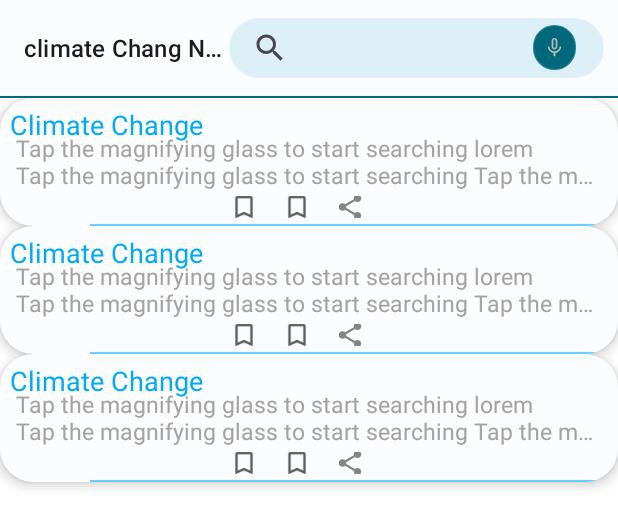
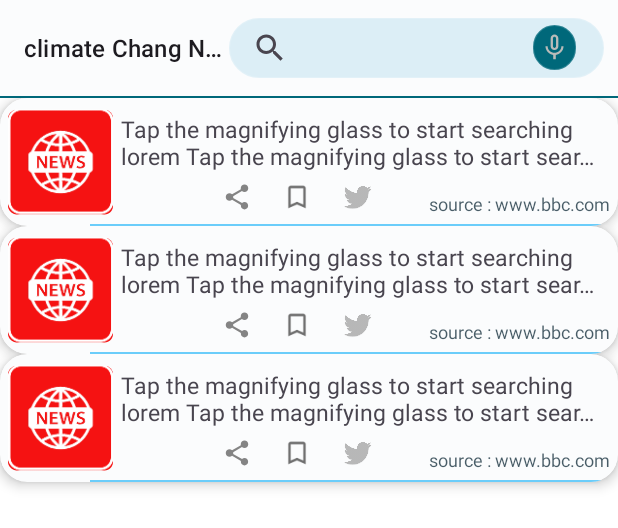
Before and after one commit to supernovapro/nextlevelera, an Android app: the layout fragment_details.xml on its own in the app's theme, with its tools: preview values and no code run, on a phone screen of 412 x 824 dp. Shown: the top 528 px of the screen. Run offline under Robolectric (Android 15) with nearby library versions, the phone set to English and light mode, and no system bars.

Commit message:
climate change card

```diff
--- a/app/src/main/res/drawable/ic_bookmark_border.xml
+++ b/app/src/main/res/drawable/ic_bookmark_border.xml
@@ -1,4 +1,4 @@
-<vector android:height="24dp" android:tint="#5C5D5E"
+<vector android:height="24dp" android:tint="#707070"
     android:viewportHeight="24" android:viewportWidth="24"
     android:width="24dp" xmlns:android="http://schemas.android.com/apk/res/android">
     <path android:fillColor="@android:color/black" android:pathData="M17,3L7,3c-1.1,0 -1.99,0.9 -1.99,2L5,21l7,-3 7,3L19,5c0,-1.1 -0.9,-2 -2,-2zM17,18l-5,-2.18L7,18L7,5h10v13z"/>
--- a/app/src/main/res/drawable/round_bg.xml
+++ b/app/src/main/res/drawable/round_bg.xml
@@ -4,7 +4,7 @@
     <solid android:color="@color/card_bg" />
     <stroke android:width="1dp" android:color="@color/card_bg_line"/>
     <corners android:radius="23dp"/>
-    <padding android:top="7dp" android:left="7dp" android:bottom="7dp" android:right="7dp" />
+    <padding  android:top="4dp" android:left="4dp" android:bottom="4dp" android:right="4dp" />
 
 
 </shape>
--- a/app/src/main/res/layout/item_climate_article.xml
+++ b/app/src/main/res/layout/item_climate_article.xml
@@ -5,7 +5,7 @@
     style="@style/Widget.Material3.CardView.Outlined"
     android:layout_width="match_parent"
     android:layout_height="85dp"
-    app:cardCornerRadius="22dp"
+    app:cardCornerRadius="18dp"
     app:cardElevation="5dp"
     >
 
@@ -14,40 +14,50 @@
     android:padding="5dp"
     android:layout_height="match_parent">
 
-
     <RelativeLayout
         android:layout_width="match_parent"
         android:layout_height="match_parent"
         android:layout_gravity="bottom">
 
-        <com.google.android.material.textview.MaterialTextView
-            android:id="@+id/art_news_climate"
-            android:layout_width="wrap_content"
-            android:layout_height="wrap_content"
+        <ImageView
+            android:layout_width="70dp"
+            android:layout_height="90dp"
+            android:contentDescription="@string/more_icon"
+            android:layout_gravity="start"
             android:layout_alignParentStart="true"
             android:layout_alignParentTop="true"
-            android:layout_marginStart="1dp"
-            android:ellipsize="end"
-            android:textColor="#03A9F4"
-            android:maxEms="10"
-            android:maxLines="1"
-            android:text="@string/title_climate_news"
-            android:textSize="18sp" />
+            android:layout_alignParentBottom="true"
+            android:scaleType="fitCenter"
+            android:src="@mipmap/ic_launcher"
+            />
 
         <com.google.android.material.textview.MaterialTextView
             android:id="@+id/art_news_long_climate"
             android:layout_width="wrap_content"
             android:layout_height="wrap_content"
-            android:layout_alignParentStart="true"
+            android:layout_alignParentEnd="true"
             android:layout_centerInParent="true"
-            android:layout_marginStart="2dp"
+            android:layout_alignParentTop="true"
+            android:layout_marginStart="72dp"
             android:layout_marginTop="1dp"
             android:ellipsize="end"
             android:maxLines="2"
             android:padding="3dp"
             android:text="@string/long_text"
-            android:textColor="#A5A2A2"
             android:textSize="15sp" />
+        <com.google.android.material.textview.MaterialTextView
+            android:id="@+id/art_news_climate"
+            android:layout_width="wrap_content"
+            android:layout_height="wrap_content"
+            android:layout_alignParentEnd="true"
+            android:layout_alignParentBottom="true"
+            android:layout_marginBottom="1dp"
+            android:ellipsize="end"
+            android:textColor="#BA06212E"
+            android:maxEms="10"
+            android:maxLines="1"
+            android:text="source : www.bbc.com"
+            android:textSize="12sp" />
   <LinearLayout
       android:layout_width="match_parent"
       android:layout_height="50dp"
@@ -60,14 +70,14 @@
           android:id="@+id/art_news_bookmark_climate"
           android:layout_width="20dp"
           android:layout_height="20dp"
-          android:layout_marginEnd="15dp"
           android:contentDescription="@string/more_icon"
-          android:src="@drawable/ic_bookmark_border" />
+          android:src="@drawable/ic_share" />
       <ImageView
           android:id="@+id/art_news_share_climate"
           android:layout_width="20dp"
           android:layout_height="20dp"
-          android:layout_marginEnd="15dp"
+          android:layout_marginStart="20dp"
+          android:layout_marginEnd="20dp"
           android:contentDescription="@string/more_icon"
           android:src="@drawable/ic_bookmark_border" />
 
@@ -76,8 +86,9 @@
           android:layout_width="20dp"
           android:layout_height="20dp"
           android:layout_marginEnd="15dp"
-          android:contentDescription="@string/more_icon"
-          android:src="@drawable/ic_share" />
+          android:contentDescription="@string/share_icon"
+          android:src="@drawable/ic_twitter"
+          app:tint="@color/gray_color" />
   </LinearLayout>
 
 
```
